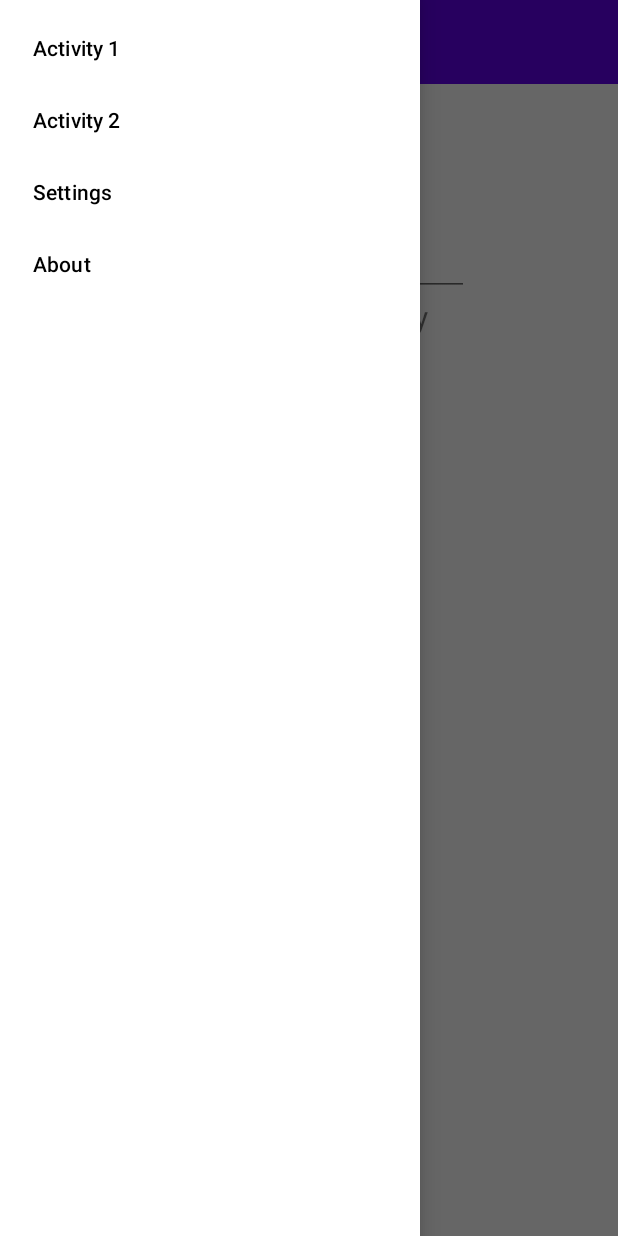
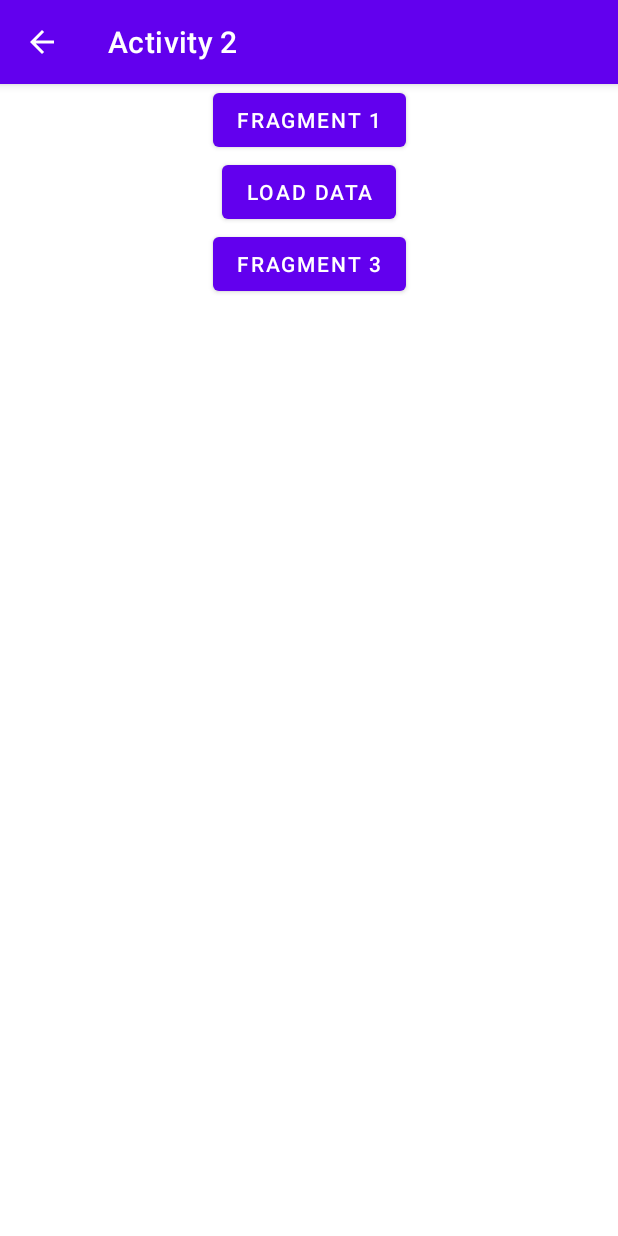
Before and after one commit to distantfutures/this-android-app, an Android app: the screen it shows after launch (MainActivity before the commit, SecondActivity after it), in the side drawer, after a tap on "Activity 2", on a phone screen of 412 x 824 dp. Run offline under Robolectric (Android 15) with nearby library versions, the phone set to English and light mode, and no system bars; our stand-ins replace data binding, navigation-ui.

Commit message:
Added Second activity. minor layout refactor

```diff
--- a/app/src/main/AndroidManifest.xml
+++ b/app/src/main/AndroidManifest.xml
@@ -18,6 +18,7 @@
                 <category android:name="android.intent.category.LAUNCHER" />
             </intent-filter>
         </activity>
+        <activity android:name=".secondact.SecondActivity" android:parentActivityName=".MainActivity" android:theme="@style/Theme.ThisandroidappSecondAct"/>
     </application>
 
 </manifest>
--- a/app/src/main/java/com/example/this_android_app/MainActivity.kt
+++ b/app/src/main/java/com/example/this_android_app/MainActivity.kt
@@ -1,6 +1,7 @@
 package com.example.this_android_app
 
 import android.app.Activity
+import android.content.Intent
 import androidx.appcompat.app.AppCompatActivity
 import android.os.Bundle
 import android.system.Os.close
@@ -16,11 +17,13 @@ import androidx.navigation.ui.NavigationUI.navigateUp
 import androidx.navigation.ui.setupActionBarWithNavController
 import androidx.navigation.ui.setupWithNavController
 import com.example.this_android_app.databinding.ActivityMainBinding
+import com.example.this_android_app.secondact.SecondActivity
+import kotlinx.coroutines.NonCancellable.start
 
 class MainActivity : AppCompatActivity() {
 
     lateinit var binding: ActivityMainBinding
-//    lateinit var actionBarToggle: ActionBarDrawerToggle
+    lateinit var actionBarToggle: ActionBarDrawerToggle
 
     override fun onCreate(savedInstanceState: Bundle?) {
         super.onCreate(savedInstanceState)
@@ -31,41 +34,36 @@ class MainActivity : AppCompatActivity() {
         setupActionBarWithNavController(navController, binding.drawerLayout)
         binding.navigationView.setupWithNavController(navController)
 
-        navController.addOnDestinationChangedListener {_, destination: NavDestination, _ ->
-            val toolbar = supportActionBar ?: return@addOnDestinationChangedListener
-            when(destination.id) {
-                R.id.activity_one -> {
-                    toolbar.setDisplayShowTitleEnabled(false)
-                }
-                R.id.activity_two -> {
-                    toolbar.setDisplayShowTitleEnabled(false)
-                }
-                else -> {
-                    toolbar.setDisplayShowTitleEnabled(true)
-                }
+        actionBarToggle = ActionBarDrawerToggle(this, binding.drawerLayout, R.string.open, R.string.close)
+        binding.drawerLayout.addDrawerListener(actionBarToggle)
+        actionBarToggle.syncState()
+        supportActionBar?.setDisplayShowHomeEnabled(true)
+        binding.navigationView.setNavigationItemSelectedListener {
+            when(it.itemId) {
+                R.id.activity_one -> Toast.makeText(applicationContext,
+                    "Viewing Activity One", Toast.LENGTH_SHORT).show()
+                R.id.activity_two -> startSecondActivity()
+                R.id.settings -> Toast.makeText(applicationContext,
+                "Viewing Settings", Toast.LENGTH_SHORT).show()
+                R.id.about -> Toast.makeText(applicationContext,
+                    "Viewing About", Toast.LENGTH_SHORT).show()
             }
+            true
         }
-//        actionBarToggle = ActionBarDrawerToggle(this, binding.drawerLayout, R.string.open, R.string.close)
-//        binding.drawerLayout.addDrawerListener(actionBarToggle)
-//        actionBarToggle.syncState()
-//        supportActionBar?.setDisplayShowHomeEnabled(true)
-//        binding.navigationView.setNavigationItemSelectedListener {
-//            when(it.itemId) {
-//                R.id.settings -> Toast.makeText(applicationContext,
-//                "Clicked Main Fragment", Toast.LENGTH_SHORT).show()
-//                R.id.about -> Toast.makeText(applicationContext,
-//                    "Clicked Main Fragment", Toast.LENGTH_SHORT).show()
-//            }
-//            true
-//        }
     }
-    override fun onSupportNavigateUp()
-            = navigateUp(findNavController(R.id.nav_host_fragment), binding.drawerLayout)
+    fun startSecondActivity() {
+        val secondAct = Intent(this, SecondActivity::class.java)
+        this.startActivity(secondAct)
+        Toast.makeText(applicationContext,
+            "Viewing Activity Two", Toast.LENGTH_SHORT).show()
+    }
+//    override fun onSupportNavigateUp()
+//            = navigateUp(findNavController(R.id.nav_host_fragment), binding.drawerLayout)
 
-//    override fun onOptionsItemSelected(item: MenuItem): Boolean {
-//        if (actionBarToggle.onOptionsItemSelected(item)) {
-//            return true
-//        }
-//        return super.onOptionsItemSelected(item)
-//    }
+    override fun onOptionsItemSelected(item: MenuItem): Boolean {
+        if (actionBarToggle.onOptionsItemSelected(item)) {
+            return true
+        }
+        return super.onOptionsItemSelected(item)
+    }
 }
--- /dev/null
+++ b/app/src/main/java/com/example/this_android_app/secondact/SecondActivity.kt
@@ -0,0 +1,23 @@
+package com.example.this_android_app.secondact
+
+import android.os.Bundle
+import androidx.appcompat.app.ActionBar
+import androidx.appcompat.app.AppCompatActivity
+import androidx.databinding.DataBindingUtil
+import com.example.this_android_app.R
+import com.example.this_android_app.databinding.ActivitySecondBinding
+
+class SecondActivity : AppCompatActivity() {
+    private lateinit var binding: ActivitySecondBinding
+
+    override fun onCreate(savedInstanceState: Bundle?) {
+        super.onCreate(savedInstanceState)
+        binding = DataBindingUtil.setContentView(this, R.layout.activity_second)
+        binding.lifecycleOwner = this
+
+        val actionBar: ActionBar = supportActionBar!!
+        actionBar.setDisplayHomeAsUpEnabled(true)
+        actionBar.title = "Activity 2"
+//        actionBar.
+    }
+}
--- a/app/src/main/res/layout/activity_main.xml
+++ b/app/src/main/res/layout/activity_main.xml
@@ -34,6 +34,7 @@
             android:layout_height="match_parent"
             android:layout_gravity="start"
             app:menu="@menu/drawer_view"
+            app:itemIconTint="@color/white"
             android:fitsSystemWindows="true"/>
 
     </androidx.drawerlayout.widget.DrawerLayout>
--- a/app/src/main/res/layout/activity_second.xml
+++ b/app/src/main/res/layout/activity_second.xml
@@ -1,7 +1,13 @@
 <?xml version="1.0" encoding="utf-8"?>
-<androidx.constraintlayout.widget.ConstraintLayout xmlns:android="http://schemas.android.com/apk/res/android"
+<layout xmlns:android="http://schemas.android.com/apk/res/android"
     xmlns:app="http://schemas.android.com/apk/res-auto"
-    xmlns:tools="http://schemas.android.com/tools"
+    xmlns:tools="http://schemas.android.com/tools">
+    <data>
+        <variable
+            name="secondActivity"
+            type="com.example.this_android_app.secondact.SecondActivity" />
+    </data>
+    <androidx.constraintlayout.widget.ConstraintLayout
         android:layout_width="match_parent"
         android:layout_height="match_parent">
         <Button
@@ -33,3 +39,4 @@
             app:layout_constraintTop_toBottomOf="@+id/load_data_button" />
 
     </androidx.constraintlayout.widget.ConstraintLayout>
+</layout>
--- a/app/src/main/res/values/themes.xml
+++ b/app/src/main/res/values/themes.xml
@@ -11,10 +11,29 @@
         <item name="colorOnSecondary">@color/black</item>
         <!-- Status bar color. -->
         <item name="android:statusBarColor" tools:targetApi="l">?attr/colorPrimaryVariant</item>
+        <item name="drawerArrowStyle">@style/DrawerIconStyle</item>
         <!-- Customize your theme here. -->
     </style>
-    <style name="Toolbar" parent="Theme.MaterialComponents.DayNight.NoActionBar">
+    <style name="Theme.ThisandroidappSecondAct" parent="Theme.MaterialComponents.DayNight.DarkActionBar">
+        <!-- Primary brand color. -->
+        <item name="colorPrimary">@color/purple_500</item>
+        <item name="colorPrimaryVariant">@color/purple_700</item>
+        <item name="colorOnPrimary">@color/white</item>
+        <!-- Secondary brand color. -->
+        <item name="colorSecondary">@color/teal_200</item>
+        <item name="colorSecondaryVariant">@color/teal_700</item>
+        <item name="colorOnSecondary">@color/black</item>
+        <!-- Status bar color. -->
+        <item name="android:statusBarColor" tools:targetApi="l">?attr/colorPrimaryVariant</item>
+        <!-- Customize your theme here. -->
+    </style>
+    <style name="Toolbar" parent="Theme.MaterialComponents.DayNight.DarkActionBar">
         <item name="android:background">@color/purple_500</item>
         <item name="titleTextColor">@color/white</item>
+        <item name="itemIconTint">@color/white</item>
     </style>
+    <style name="DrawerIconStyle" parent="Widget.AppCompat.DrawerArrowToggle">
+        <item name="color">@color/white</item>
+    </style>
+
 </resources>
```
Lines whose indentation alone changed are shown as unchanged.
